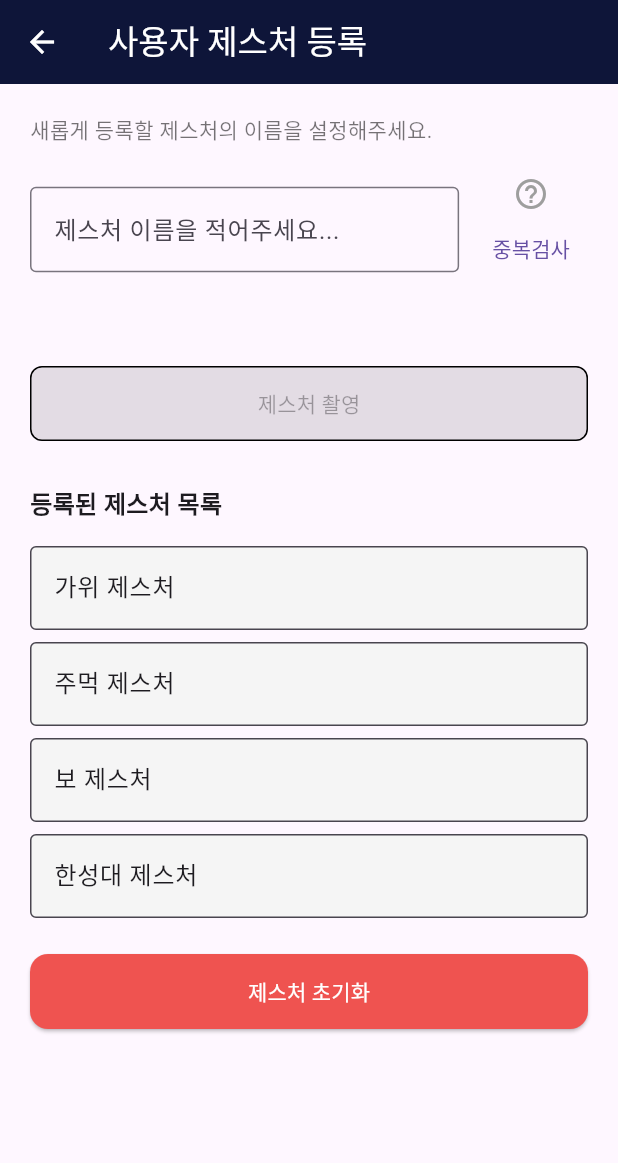
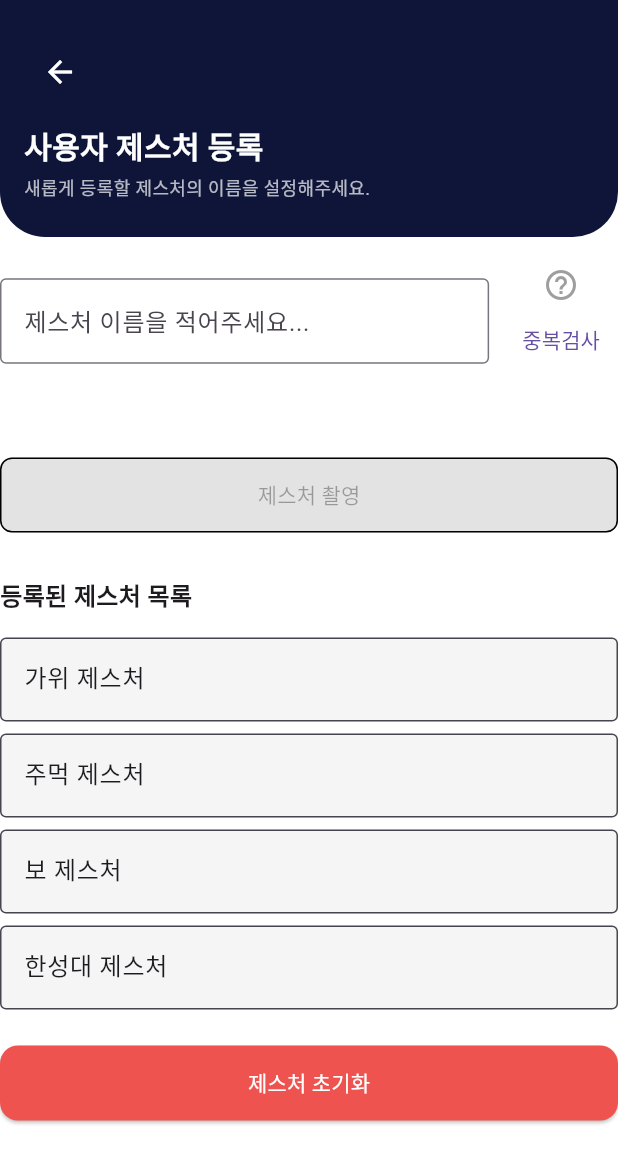
Before and after one commit to sangwoo4/ghostouch, a Flutter app: the GestureRegisterPage screen opened directly, on a phone screen of 412 x 824 dp. Shown: the top 1163 px of the screen. Run offline on Flutter 3.47's test engine with Material 3 defaults, Android fonts, the phone set to English and light mode, and no system bars.

```diff
--- a/mobile/lib/pages/GestureRegisterPage.dart
+++ b/mobile/lib/pages/GestureRegisterPage.dart
@@ -12,6 +12,7 @@ class _GestureRegisterPageState extends State<GestureRegisterPage> {
   final TextEditingController _controller = TextEditingController();
   bool _isDuplicateChecked = false;
   bool _isNameValid = false;
+  String _errorMessage = '';
 
   static const cameraChannel = MethodChannel('com.pentagon.ghostouch/camera');
   static const resetChannel = MethodChannel(
@@ -24,8 +25,6 @@ class _GestureRegisterPageState extends State<GestureRegisterPage> {
     '보 제스처',
     '한성대 제스처',
   ];
-
-  String _errorMessage = '';
 
   void _checkDuplicate() {
     String input = _controller.text.trim();
@@ -78,21 +77,47 @@ class _GestureRegisterPageState extends State<GestureRegisterPage> {
   @override
   Widget build(BuildContext context) {
     final inputValidAndChecked = _isDuplicateChecked && _isNameValid;
-
     return Scaffold(
-      appBar: AppBar(
-        title: const Text('사용자 제스처 등록'),
-        backgroundColor: const Color(0xFF0E1539),
-        foregroundColor: Colors.white,
-      ),
-      body: SingleChildScrollView(
-        padding: const EdgeInsets.all(20),
+      backgroundColor: Colors.white,
+      body: MediaQuery.removePadding(
+        context: context,
+        removeTop: true,
         child: Column(
           crossAxisAlignment: CrossAxisAlignment.start,
           children: [
-            const Text(
-              '새롭게 등록할 제스처의 이름을 설정해주세요.',
-              style: TextStyle(fontSize: 14, color: Colors.black54),
+            // 상단 헤더
+            Container(
+              width: double.infinity,
+              padding: const EdgeInsets.symmetric(horizontal: 16, vertical: 24),
+              decoration: const BoxDecoration(
+                color: Color(0xFF0E1539),
+                borderRadius: BorderRadius.vertical(
+                  bottom: Radius.circular(30),
+                ),
+              ),
+              child: Column(
+                crossAxisAlignment: CrossAxisAlignment.start,
+                children: [
+                  IconButton(
+                    icon: const Icon(Icons.arrow_back, color: Colors.white),
+                    onPressed: () => Navigator.pop(context),
+                  ),
+                  const SizedBox(height: 10),
+                  const Text(
+                    '사용자 제스처 등록',
+                    style: TextStyle(
+                      fontSize: 20,
+                      fontWeight: FontWeight.bold,
+                      color: Colors.white,
+                    ),
+                  ),
+                  const SizedBox(height: 4),
+                  const Text(
+                    '새롭게 등록할 제스처의 이름을 설정해주세요.',
+                    style: TextStyle(fontSize: 12, color: Colors.white70),
+                  ),
+                ],
+              ),
             ),
             const SizedBox(height: 20),
 
```
Also changed, not shown: 1 other file.
